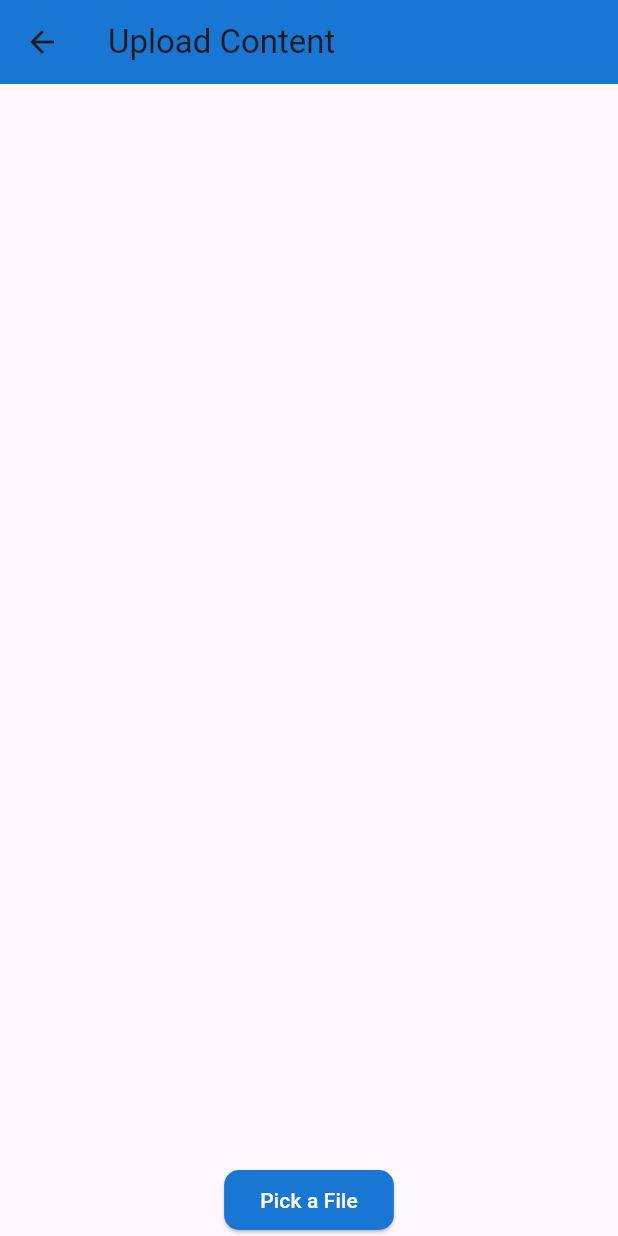
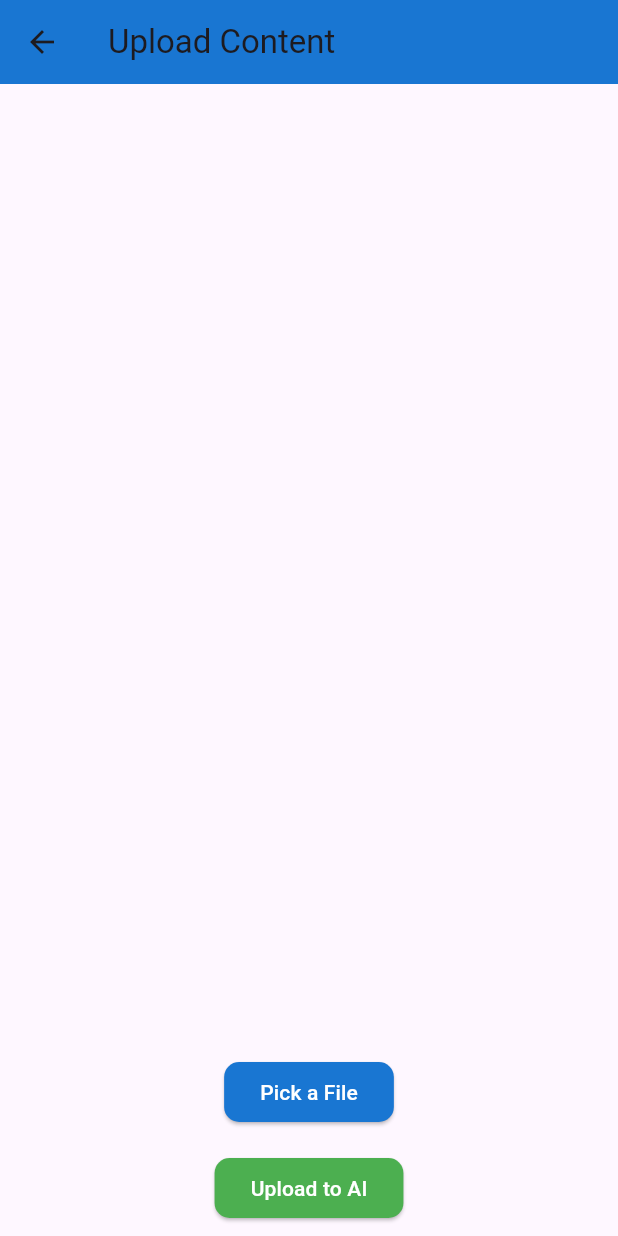
Before and after one commit to umgc/spring2024, a Flutter app: the FileUploadScreen screen opened directly, on a phone screen of 412 x 824 dp. Run offline on Flutter 3.47's test engine with Material 3 defaults, Android fonts, the phone set to English and light mode, and no system bars; our stand-ins replace cloud_firestore, file_picker, firebase_core; accounts and stored records are empty.

Commit message:
Added an Upload to AI to file upload screen. Slight adjustments to question generator.

```diff
--- a/LLM/educ_ai_tion/lib/screens/file_upload_screen.dart
+++ b/LLM/educ_ai_tion/lib/screens/file_upload_screen.dart
@@ -1,6 +1,7 @@
 import 'package:flutter/material.dart';
 import 'package:file_picker/file_picker.dart';
 import '../services/file_service.dart';
+import 'dart:io';
 
 // File Upload Screen
 //
@@ -15,11 +16,13 @@ class FileUploadScreen extends StatefulWidget {
 class _FileUploadScreenState extends State<FileUploadScreen> {
   final FileStorageService _storageService = FileStorageService();
 
+List<String> _pickedFilePaths = [];
+
   Future<void> _pickFile() async {
     final result = await FilePicker.platform.pickFiles(allowMultiple: true);
 
     if (result != null) {
-
+         _pickedFilePaths.clear();
       try{
       for (var file in result.files) {
         final name = file.name;
@@ -44,6 +47,27 @@ class _FileUploadScreenState extends State<FileUploadScreen> {
     }
    }
   }
+
+  Future<void> _uploadToAI() async {
+
+     if (_pickedFilePaths.isEmpty) {
+    ScaffoldMessenger.of(context).showSnackBar(
+      const SnackBar(content: Text("No files selected to upload to AI")),
+    );
+    return;
+  }
+
+  // Placeholder: Process each file for AI upload
+  for (String filePath in _pickedFilePaths) {
+    print("Uploading file to AI: $filePath");
+    // Here, replace print with your logic to read the file and upload its content to the AI service
+  }
+
+  // Feedback
+  ScaffoldMessenger.of(context).showSnackBar(
+    SnackBar(content: Text("Uploaded ${_pickedFilePaths.length} files to AI")),
+  );
+}
 
    @override
   Widget build(BuildContext context) {
@@ -74,8 +98,8 @@ class _FileUploadScreenState extends State<FileUploadScreen> {
               },
             ),
           ),
-          Align(
-          alignment: Alignment.bottomCenter,
+          Padding(
+          padding:const EdgeInsets.all(8.0),
           child: ElevatedButton(
             onPressed: _pickFile,
             style: ElevatedButton.styleFrom(
@@ -88,6 +112,20 @@ class _FileUploadScreenState extends State<FileUploadScreen> {
             child: const Text('Pick a File'),
             )
           ),
+          Padding(
+          padding: const EdgeInsets.all(8.0),
+          child: ElevatedButton(
+            onPressed: _uploadToAI, // Make sure you've defined _uploadToAI method as shown earlier
+            style: ElevatedButton.styleFrom(
+              backgroundColor: Colors.green, // Use a distinct color for differentiation
+              foregroundColor: Colors.white,
+              shape: RoundedRectangleBorder(
+                borderRadius: BorderRadius.circular(10.0),
+              ),
+            ),
+            child: const Text('Upload to AI'),
+          ),
+        ),
         ],
       ),
     );
--- a/LLM/educ_ai_tion/lib/screens/question_generator_screen.dart
+++ b/LLM/educ_ai_tion/lib/screens/question_generator_screen.dart
@@ -24,10 +24,6 @@ class _QuestionGeneratorScreenState extends State<QuestionGeneratorScreen> {
     setState(() {
       _generatedQuestions = response;
     });
-
-
-
-
     // Future integration with OpenAI API will go here
     // You will use _controller.text as the input to the OpenAI API
   }
@@ -61,6 +57,8 @@ class _QuestionGeneratorScreenState extends State<QuestionGeneratorScreen> {
       });
     }
   }
+
+
 
   @override
   Widget build(BuildContext context) {
```
